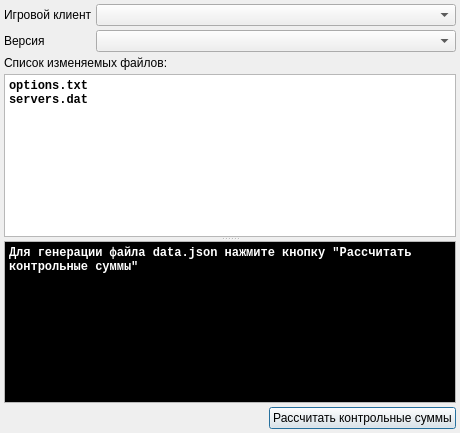
Above: checkoutdialog.ui from dngulin/ttyhlauncher before the change. Below: the same form after it.
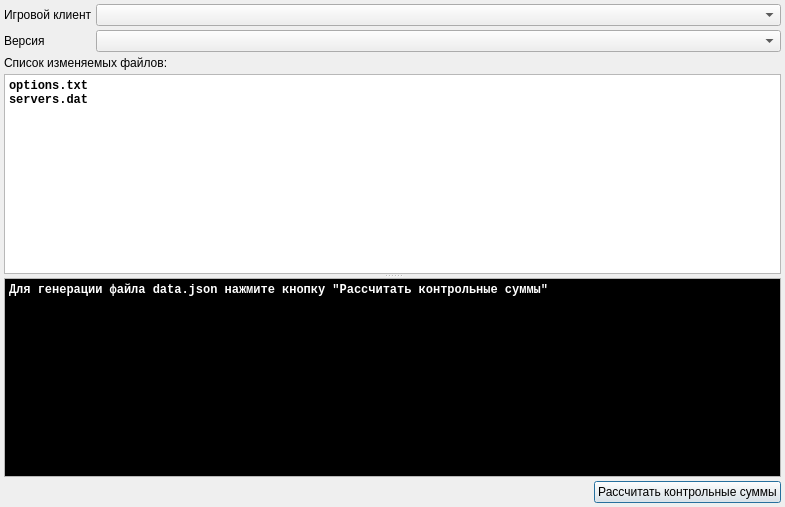
That is the form after the change.

Commit message: enlarge client builder's dialogs

What changed in the file:
```diff
--- a/checkoutdialog.ui
+++ b/checkoutdialog.ui
@@ -6,8 +6,8 @@
    <rect>
     <x>0</x>
     <y>0</y>
-    <width>460</width>
-    <height>433</height>
+    <width>785</width>
+    <height>507</height>
    </rect>
   </property>
   <property name="windowTitle">
```
The commit also changes 3 other files.
